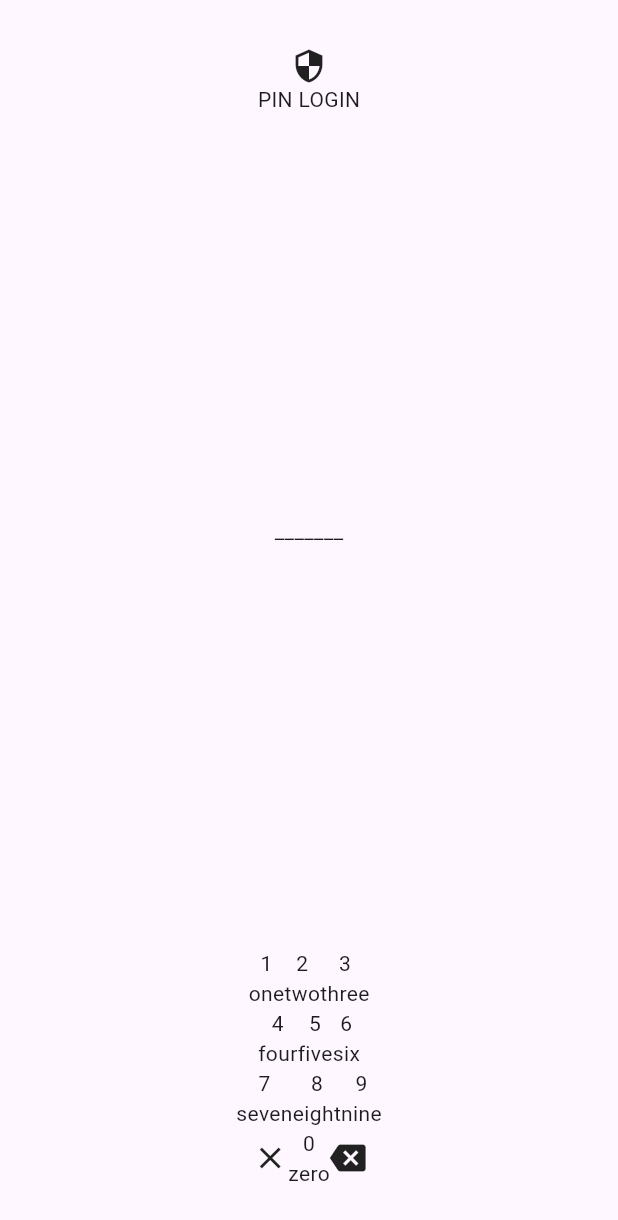
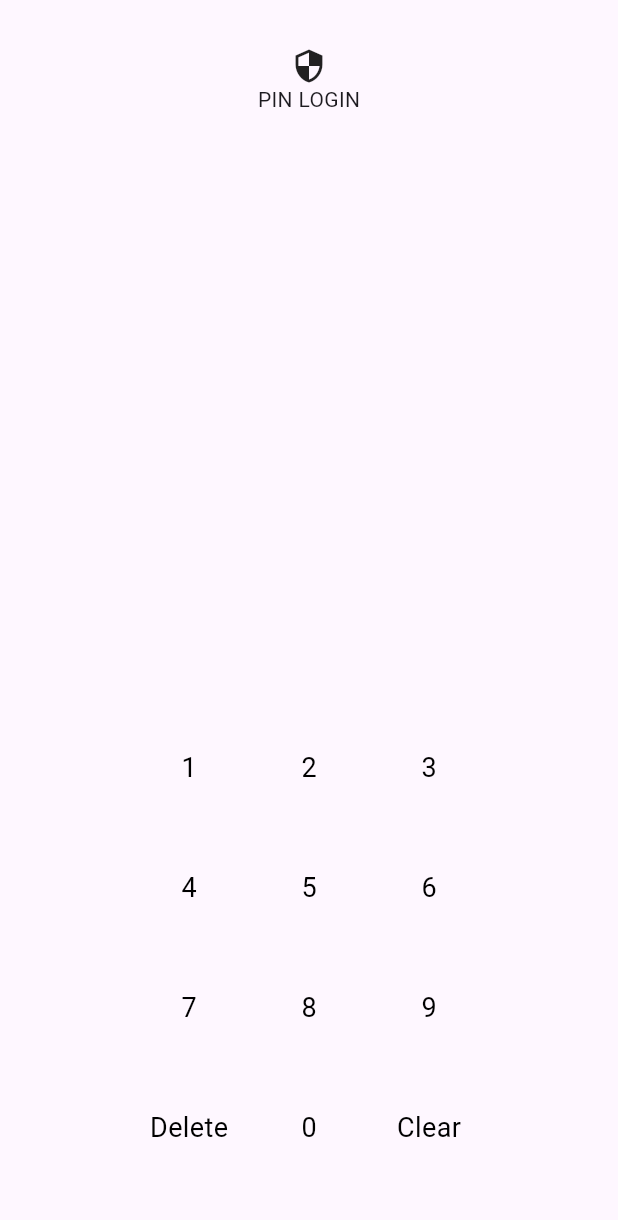
Before and after one commit to valensiea/git_test, a Flutter app: the screen it shows after launch, on a phone screen of 412 x 824 dp. Shown: the top 1220 px of the screen. Run offline on Flutter 3.47's test engine with Material 3 defaults, Android fonts, the phone set to English and light mode, and no system bars.

Commit message:
can insert delete clear

```diff
--- a/lib/home_page.dart
+++ b/lib/home_page.dart
@@ -1,7 +1,28 @@
 import 'package:flutter/material.dart';
 
-class HomePage extends StatelessWidget {
+class HomePage extends StatefulWidget {
   const HomePage({super.key});
+
+  @override
+  State<HomePage> createState() => _HomePageState();
+}
+
+class _HomePageState extends State<HomePage> {
+  String enteredPin = "";
+
+  void _handleButtonClick(String value) {
+    setState(() {
+      enteredPin += value;
+    });
+  }
+
+  void _handleBackspace() {
+    setState(() {
+      if (enteredPin.isNotEmpty) {
+        enteredPin = enteredPin.substring(0, enteredPin.length - 1);
+      }
+    });
+  }
 
   @override
   Widget build(BuildContext context) {
@@ -24,93 +45,19 @@ class HomePage extends StatelessWidget {
                   ],
                 ),
                 Spacer(),
-                Text("_______"),
+                _buildPinDisplay(),
                 Spacer(),
                 Row(
                   mainAxisAlignment: MainAxisAlignment.center,
                   children: [
                     Column(
-                      children: [
-                        Row(
-                          children: [
-                            Column(
-                              children: [
-                                Text("1"),
-                                Text("one"),
-                              ],
-                            ),
-                            Column(
-                              children: [
-                                Text("2"),
-                                Text("two"),
-                              ],
-                            ),
-                            Column(
-                              children: [
-                                Text("3"),
-                                Text("three"),
-                              ],
-                            )
-                          ],
-                        ),
-                        Row(
-                          children: [
-                            Column(
-                              children: [Text("4"), Text("four")],
-                            ),
-                            Column(
-                              children: [
-                                Text("5"),
-                                Text("five"),
-                              ],
-                            ),
-                            Column(
-                              children: [
-                                Text("6"),
-                                Text("six"),
-                              ],
-                            ),
-                          ],
-                        ),
-                        Row(
-                          children: [
-                            Column(
-                              children: [
-                                Text("7"),
-                                Text("seven"),
-                              ],
-                            ),
-                            Column(
-                              children: [
-                                Text("8"),
-                                Text("eight"),
-                              ],
-                            ),
-                            Column(
-                              children: [
-                                Text("9"),
-                                Text("nine"),
-                              ],
-                            ),
-                          ],
-                        ),
-                        Row(
-                          children: [
-                            Icon(Icons.close),
-                            Column(
-                              children: [
-                                Text("0"),
-                                Text("zero"),
-                              ],
-                            ),
-                            Icon(Icons.backspace),
-                          ],
-                        )
-                      ],
+                      children: [],
                     ),
                   ],
                 ),
                 // Spacer(),
+                // _buildPinDisplay(),
+                _buildPinPad()
               ],
             ),
           ],
@@ -118,4 +65,89 @@ class HomePage extends StatelessWidget {
       ),
     );
   }
+
+  Widget buildInkWellRow(String digit) {
+    return InkWell(
+      onTap: () {},
+      child: Row(
+        mainAxisAlignment: MainAxisAlignment.start,
+        children: [Container()],
+      ),
+    );
+  }
+
+  Widget _buildPinPad() {
+    return Column(
+      children: [
+        _buildRowButtons(["1", "2", "3"]),
+        _buildRowButtons(["4", "5", "6"]),
+        _buildRowButtons(["7", "8", "9"]),
+        _buildRowButtons(["Delete", "0", "Clear"]),
+      ],
+    );
+  }
+
+  Widget _buildRowButtons(List<String> values) {
+    return Row(
+      mainAxisAlignment: MainAxisAlignment.spaceEvenly,
+      children: values.map((value) => _buildButton(value)).toList(),
+    );
+  }
+
+  Widget _buildButton(String value) {
+    return InkWell(
+      onTap: () {
+        if (value == "Delete") {
+          _handleBackspace();
+        } else if (value == "Clear") {
+          _handleClear();
+        } else if (value.isNotEmpty) {
+          _handleButtonClick(value);
+        }
+      },
+      child: Container(
+        width: 80.0, // Set a fixed width for the buttons
+        height: 80.0, // Set a fixed height for the buttons
+        alignment: Alignment.center,
+        decoration: BoxDecoration(
+            // shape: BoxShape.circle,
+            // color: value.isNotEmpty ? Colors.blue : Colors.transparent,
+            ),
+        child: value.isNotEmpty
+            ? Text(
+                value,
+                style: TextStyle(fontSize: 18, color: Colors.black),
+              )
+            : Container(), // Empty container for an empty button
+      ),
+    );
+  }
+
+  void _handleClear() {
+    setState(() {
+      enteredPin = "";
+    });
+  }
+
+  Widget _buildPinDisplay() {
+    List<Widget> pinWidgets = List.generate(
+      6,
+      (index) => Container(
+        width: 40,
+        height: 40,
+        margin: EdgeInsets.symmetric(horizontal: 5),
+        child: Center(
+          child: Text(
+            index < enteredPin.length ? enteredPin[index] : "",
+            style: TextStyle(fontSize: 20),
+          ),
+        ),
+      ),
+    );
+
+    return Row(
+      mainAxisAlignment: MainAxisAlignment.center,
+      children: pinWidgets,
+    );
+  }
 }
```
